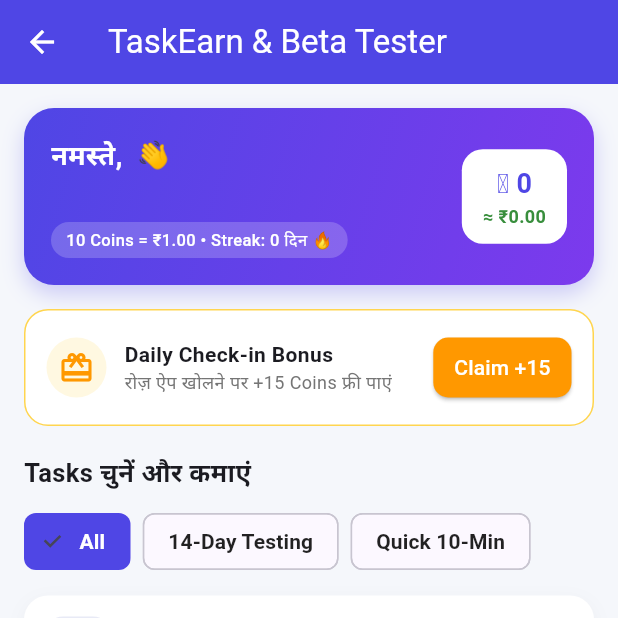
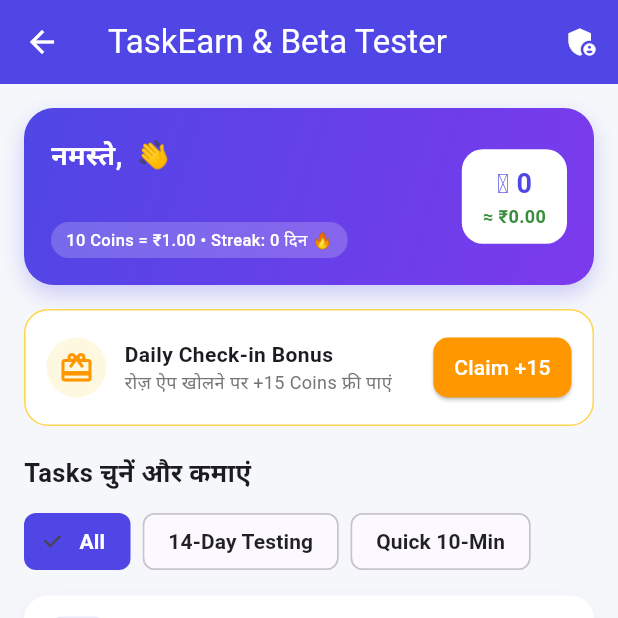
Before and after one commit to bramhanand564-bit/task-tester-app, a Flutter app: the HomeDashboard screen opened directly, on a phone screen of 412 x 824 dp, the top half of it. Run offline on Flutter 3.47's test engine with Material 3 defaults, Android fonts, the phone set to English and light mode, and no system bars; our stand-ins replace shared_preferences; accounts and stored records are empty.

Commit message:
Update home_dashboard.dart

```diff
--- a/lib/screens/home_dashboard.dart
+++ b/lib/screens/home_dashboard.dart
@@ -3,6 +3,8 @@ import 'package:flutter/material.dart';
 import 'package:flutter/services.dart';
 import 'package:shared_preferences/shared_preferences.dart';
 import '../models/task_model.dart';
+import '../services/app_storage.dart';
+import 'admin_panel_screen.dart';
 import 'auth_screen.dart';
 import 'task_detail_screen.dart';
 import 'wallet_screen.dart';
@@ -16,15 +18,18 @@ class HomeDashboard extends StatefulWidget {
 
 class _HomeDashboardState extends State<HomeDashboard> {
   int _currentTabIndex = 0;
+  int _walletRefreshKey = 0;
   String _selectedCategory = 'All';
 
   String name = 'Tester';
   String email = '';
   String referralCode = 'TASK000';
+  String deviceId = 'DEV-0000';
   int coins = 0;
   bool checkedInToday = false;
   int checkInStreak = 0;
 
+  List<AppTask> allTasks = [];
   Map<String, int> taskCompletedDays = {};
   Map<String, bool> taskStartedMap = {};
   Map<String, bool> taskClaimedTodayMap = {};
@@ -42,6 +47,8 @@ class _HomeDashboardState extends State<HomeDashboard> {
 
   Future<void> _loadDashboardData() async {
     final prefs = await SharedPreferences.getInstance();
+    final tasks = await AppStorage.getAllTasks();
+    final devId = await AppStorage.getOrCreateDeviceId();
     final lastCheckIn = prefs.getString('last_checkin_date') ?? '';
     final today = _getTodayDateString();
 
@@ -49,7 +56,7 @@ class _HomeDashboardState extends State<HomeDashboard> {
     final Map<String, bool> startedMap = {};
     final Map<String, bool> claimedMap = {};
 
-    for (final task in DemoTaskData.sampleTasks) {
+    for (final task in tasks) {
       final doneDays = prefs.getInt('completed_days_${task.id}') ?? 0;
       final started = (prefs.getBool('started_${task.id}') ?? false) ||
           doneDays > 0 ||
@@ -64,6 +71,8 @@ class _HomeDashboardState extends State<HomeDashboard> {
 
     if (!mounted) return;
     setState(() {
+      allTasks = tasks;
+      deviceId = devId;
       name = prefs.getString('user_name') ?? 'Tester';
       email = prefs.getString('user_email') ?? '';
       referralCode = prefs.getString('my_referral_code') ?? 'TASK000';
@@ -90,7 +99,6 @@ class _HomeDashboardState extends State<HomeDashboard> {
     await prefs.setString('last_checkin_date', today);
     await prefs.setInt('checkin_streak', newStreak);
 
-    // Transaction History में जोड़ें
     final history = prefs.getStringList('wallet_transactions') ?? [];
     history.insert(
       0,
@@ -108,6 +116,7 @@ class _HomeDashboardState extends State<HomeDashboard> {
       coins = newCoins;
       checkInStreak = newStreak;
       checkedInToday = true;
+      _walletRefreshKey++;
     });
 
     ScaffoldMessenger.of(context).showSnackBar(
@@ -139,17 +148,63 @@ class _HomeDashboardState extends State<HomeDashboard> {
     );
   }
 
+  void _copyInviteMessage() {
+    final msg =
+        'नमस्ते! TaskEarn & Beta Tester ऐप पर नए ऐप्स को 10 मिनट टेस्ट करके रोज़ कॉइन और UPI कैश कमाएं! '
+        'साइन अप के समय मेरा Referral Code "$referralCode" डालें और +25 एक्स्ट्रा कॉइन पाएं!';
+    Clipboard.setData(ClipboardData(text: msg));
+    ScaffoldMessenger.of(context).showSnackBar(
+      const SnackBar(
+        content: Text('Invite मैसेज कॉपी हो गया! अब WhatsApp/Telegram पर भेजें।'),
+        behavior: SnackBarBehavior.floating,
+      ),
+    );
+  }
+
+  void _showFaqDialog() {
+    showDialog(
+      context: context,
+      builder: (ctx) => AlertDialog(
+        title: const Text('14-Day Testing के नियम & FAQ'),
+        content: const SingleChildScrollView(
+          child: Text(
+            '1. सही Gmail डालें: जिस Gmail से साइन अप किया है, उसी से Play Store Opt-in करें।\n\n'
+            '2. 10 मिनट टाइमर: टास्क पेज पर जाकर Start Timer दबाएं और टेस्ट ऐप को 10 मिनट इस्तेमाल करें।\n\n'
+            '3. 14 दिन लगातार: बीच में ऐप अनइंस्टॉल न करें। 14वें दिन फीडबैक लिखने पर पूरा बोनस मिलेगा।\n\n'
+            '4. Withdrawal: 200 Coins = ₹20 पूरे होते ही आप UPI या Redeem Code से पैसे निकाल सकते हैं।',
+            style: TextStyle(fontSize: 13, height: 1.5),
+          ),
+        ),
+        actions: [
+          ElevatedButton(
+            onPressed: () => Navigator.pop(ctx),
+            child: const Text('समझ गया'),
+          ),
+        ],
+      ),
+    );
+  }
+
   Future<void> _openTaskDetail(AppTask task) async {
     await Navigator.push(
       context,
       MaterialPageRoute(builder: (_) => TaskDetailScreen(task: task)),
     );
-    _loadDashboardData();
+    await _loadDashboardData();
+    if (mounted) setState(() => _walletRefreshKey++);
+  }
+
+  Future<void> _openAdminPanel() async {
+    await Navigator.push(
+      context,
+      MaterialPageRoute(builder: (_) => const AdminPanelScreen()),
+    );
+    await _loadDashboardData();
+    if (mounted) setState(() => _walletRefreshKey++);
   }
 
   // ---------------- TAB 1: HOME (TASKS) ----------------
   Widget _buildHomeTab() {
-    final allTasks = DemoTaskData.sampleTasks;
     final filteredTasks = _selectedCategory == 'All'
         ? allTasks
         : allTasks.where((t) => t.category == _selectedCategory).toList();
@@ -355,7 +410,14 @@ class _HomeDashboardState extends State<HomeDashboard> {
           ),
           const SizedBox(height: 12),
 
-          // Task Cards
+          if (filteredTasks.isEmpty)
+            const Padding(
+              padding: EdgeInsets.all(24),
+              child: Center(
+                child: Text('इस कैटेगरी में कोई टास्क उपलब्ध नहीं है।'),
+              ),
+            )
+          else
             ...filteredTasks.map((task) {
               final doneDays = taskCompletedDays[task.id] ?? 0;
               final isStarted = taskStartedMap[task.id] ?? false;
@@ -502,9 +564,8 @@ class _HomeDashboardState extends State<HomeDashboard> {
 
   // ---------------- TAB 2: MY ACTIVE TESTS ----------------
   Widget _buildMyTestsTab() {
-    final activeTasks = DemoTaskData.sampleTasks
-        .where((t) => taskStartedMap[t.id] == true)
-        .toList();
+    final activeTasks =
+        allTasks.where((t) => taskStartedMap[t.id] == true).toList();
 
     if (activeTasks.isEmpty) {
       return Center(
@@ -627,10 +688,13 @@ class _HomeDashboardState extends State<HomeDashboard> {
 
   // ---------------- TAB 3: FULL WALLET ----------------
   Widget _buildWalletTab() {
-    return WalletScreen(onBalanceChanged: _loadDashboardData);
+    return WalletScreen(
+      key: ValueKey(_walletRefreshKey),
+      onBalanceChanged: _loadDashboardData,
+    );
   }
 
-  // ---------------- TAB 4: PROFILE & REFER ----------------
+  // ---------------- TAB 4: PROFILE, ADMIN & RULES ----------------
   Widget _buildProfileTab() {
     return ListView(
       padding: const EdgeInsets.all(16),
@@ -663,6 +727,15 @@ class _HomeDashboardState extends State<HomeDashboard> {
                         email,
                         style: TextStyle(color: Colors.grey.shade600),
                       ),
+                      const SizedBox(height: 4),
+                      Text(
+                        'Device Verified: $deviceId ✅',
+                        style: TextStyle(
+                          fontSize: 11,
+                          color: Colors.green.shade700,
+                          fontWeight: FontWeight.w600,
+                        ),
+                      ),
                     ],
                   ),
                 ),
@@ -671,6 +744,8 @@ class _HomeDashboardState extends State<HomeDashboard> {
           ),
         ),
         const SizedBox(height: 16),
+
+        // Refer & Earn Card
         Container(
           padding: const EdgeInsets.all(16),
           decoration: BoxDecoration(
@@ -687,7 +762,7 @@ class _HomeDashboardState extends State<HomeDashboard> {
               ),
               const SizedBox(height: 6),
               const Text(
-                'अपने दोस्तों को यह ऐप भेजें और उन्हें साइन अप के समय अपना कोड डालने को कहें:',
+                'अपने दोस्तों को जोड़ें ताकि 14-दिन की टेस्टिंग जल्दी पूरी हो सके:',
                 style: TextStyle(fontSize: 12),
               ),
               const SizedBox(height: 12),
@@ -714,16 +789,16 @@ class _HomeDashboardState extends State<HomeDashboard> {
                       ),
                     ),
                   ),
-                  const SizedBox(width: 10),
+                  const SizedBox(width: 8),
                   ElevatedButton.icon(
                     onPressed: _copyReferralCode,
-                    icon: const Icon(Icons.copy, size: 18),
-                    label: const Text('Copy'),
+                    icon: const Icon(Icons.copy, size: 16),
+                    label: const Text('Code'),
                     style: ElevatedButton.styleFrom(
                       backgroundColor: const Color(0xFF4F46E5),
                       foregroundColor: Colors.white,
                       padding: const EdgeInsets.symmetric(
-                        horizontal: 16,
+                        horizontal: 12,
                         vertical: 14,
                       ),
                       shape: RoundedRectangleBorder(
@@ -733,18 +808,44 @@ class _HomeDashboardState extends State<HomeDashboard> {
                   ),
                 ],
               ),
+              const SizedBox(height: 10),
+              SizedBox(
+                width: double.infinity,
+                child: OutlinedButton.icon(
+                  onPressed: _copyInviteMessage,
+                  icon: const Icon(Icons.share),
+                  label: const Text('WhatsApp / Telegram Invite मैसेज कॉपी करें'),
+                ),
+              ),
             ],
           ),
         ),
         const SizedBox(height: 16),
+
+        // Admin Panel, Rules & Logout Card
         Card(
           shape: RoundedRectangleBorder(borderRadius: BorderRadius.circular(16)),
           child: Column(
             children: [
-              const ListTile(
-                leading: Icon(Icons.security, color: Color(0xFF4F46E5)),
-                title: Text('Anti-Cheat नियम'),
-                subtitle: Text('1 Phone = 1 Account • कोई VPN या Emulator नहीं'),
+              ListTile(
+                leading: const CircleAvatar(
+                  backgroundColor: Color(0xFF1E293B),
+                  child: Icon(Icons.admin_panel_settings, color: Colors.white),
+                ),
+                title: const Text(
+                  'Admin Panel (Owner Only)',
+                  style: TextStyle(fontWeight: FontWeight.bold),
+                ),
+                subtitle: const Text('नए ऐप्स जोड़ें, पेमेंट अप्रूव करें (PIN: 1234)'),
+                trailing: const Icon(Icons.arrow_forward_ios, size: 16),
+                onTap: _openAdminPanel,
+              ),
+              const Divider(height: 1),
+              ListTile(
+                leading: const Icon(Icons.help_outline, color: Color(0xFF4F46E5)),
+                title: const Text('14-Day Testing के नियम & FAQ'),
+                trailing: const Icon(Icons.arrow_forward_ios, size: 16),
+                onTap: _showFaqDialog,
               ),
               const Divider(height: 1),
               ListTile(
@@ -775,7 +876,7 @@ class _HomeDashboardState extends State<HomeDashboard> {
       'TaskEarn & Beta Tester',
       'My 14-Day Tests',
       'My Wallet',
-      'Profile & Refer',
+      'Profile & Admin',
     ];
 
     return Scaffold(
@@ -784,6 +885,13 @@ class _HomeDashboardState extends State<HomeDashboard> {
         backgroundColor: const Color(0xFF4F46E5),
         foregroundColor: Colors.white,
         elevation: 0,
+        actions: [
+          IconButton(
+            onPressed: _openAdminPanel,
+            icon: const Icon(Icons.admin_panel_settings),
+            tooltip: 'Admin Panel',
+          ),
+        ],
       ),
       body: tabs[_currentTabIndex],
       bottomNavigationBar: NavigationBar(
```
Lines whose indentation alone changed are shown as unchanged.
